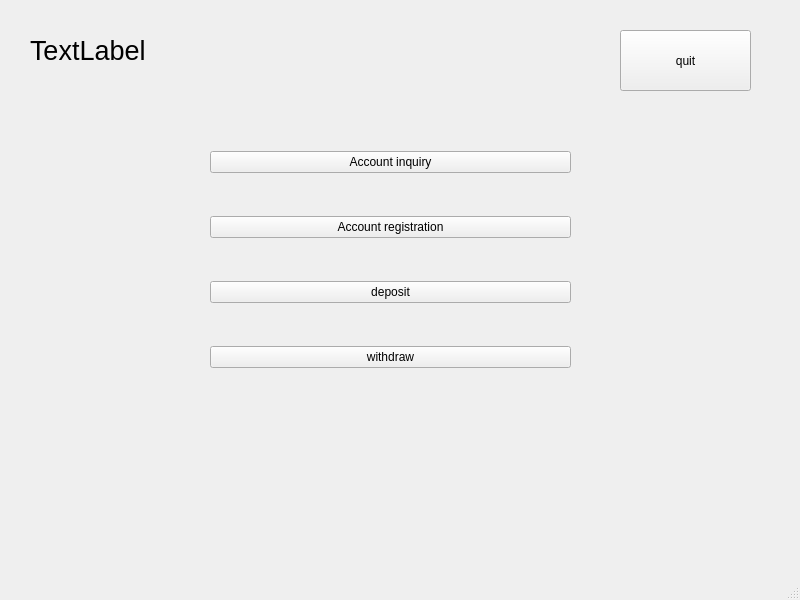
Old version of the form mainmenuscene.ui in the repository U-Keun/Qt_Account_Project.
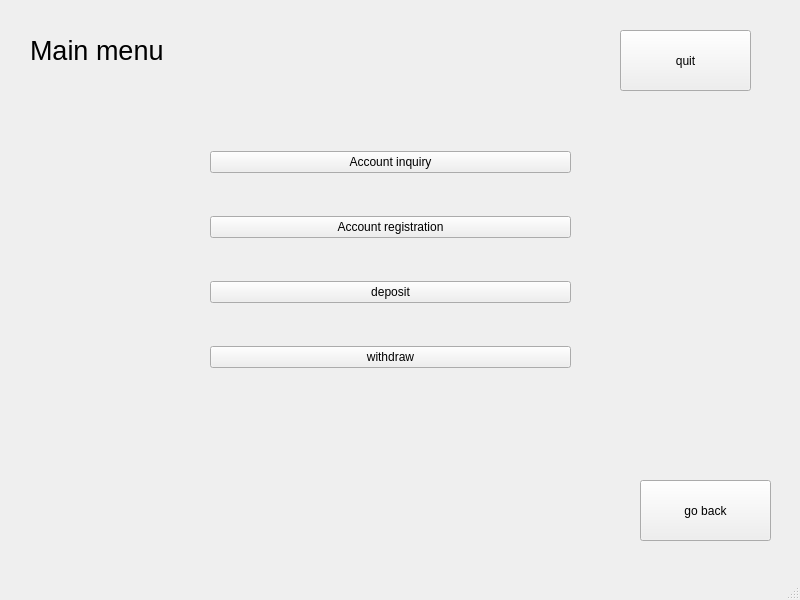
New version of the form.

Commit message: 계좌 조회 ui

Patch:
```diff
--- a/mainmenuscene.ui
+++ b/mainmenuscene.ui
@@ -29,7 +29,7 @@
      </font>
     </property>
     <property name="text">
-     <string>TextLabel</string>
+     <string>Main menu</string>
     </property>
    </widget>
    <widget class="QPushButton" name="pushButton_4">
@@ -88,6 +88,19 @@
      </item>
     </layout>
    </widget>
+   <widget class="QPushButton" name="pushButton_7">
+    <property name="geometry">
+     <rect>
+      <x>640</x>
+      <y>480</y>
+      <width>131</width>
+      <height>61</height>
+     </rect>
+    </property>
+    <property name="text">
+     <string>go back</string>
+    </property>
+   </widget>
   </widget>
   <widget class="QMenuBar" name="menubar">
    <property name="geometry">
```
The commit also changes 4 other files.
